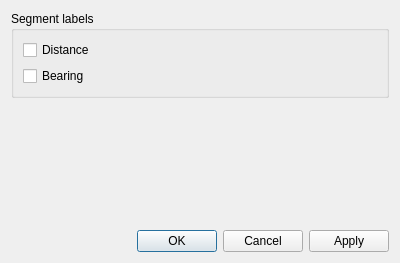
Old version of the form src/plugins/render/measure/MeasureConfigWidget.ui in the repository KDE/marble.
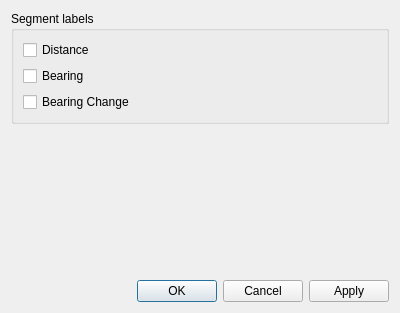
New version of the form.

Commit message: REVIEW: 121504 Add function displaying the angles for the Measure Plugin in intuitive way by Sergey Popov

The edit to the form file:
```diff
--- a/src/plugins/render/measure/MeasureConfigWidget.ui
+++ b/src/plugins/render/measure/MeasureConfigWidget.ui
@@ -7,7 +7,7 @@
     <x>0</x>
     <y>0</y>
     <width>400</width>
-    <height>263</height>
+    <height>313</height>
    </rect>
   </property>
   <property name="windowTitle">
@@ -37,6 +37,16 @@
         </property>
        </widget>
       </item>
+      <item>
+       <widget class="QCheckBox" name="m_showBearingLabelChangeCheckBox">
+        <property name="text">
+         <string>Bearing Change</string>
+        </property>
+        <property name="checked">
+         <bool>false</bool>
+        </property>
+       </widget>
+      </item>
      </layout>
     </widget>
    </item>
```
The commit also changes 2 other files.
